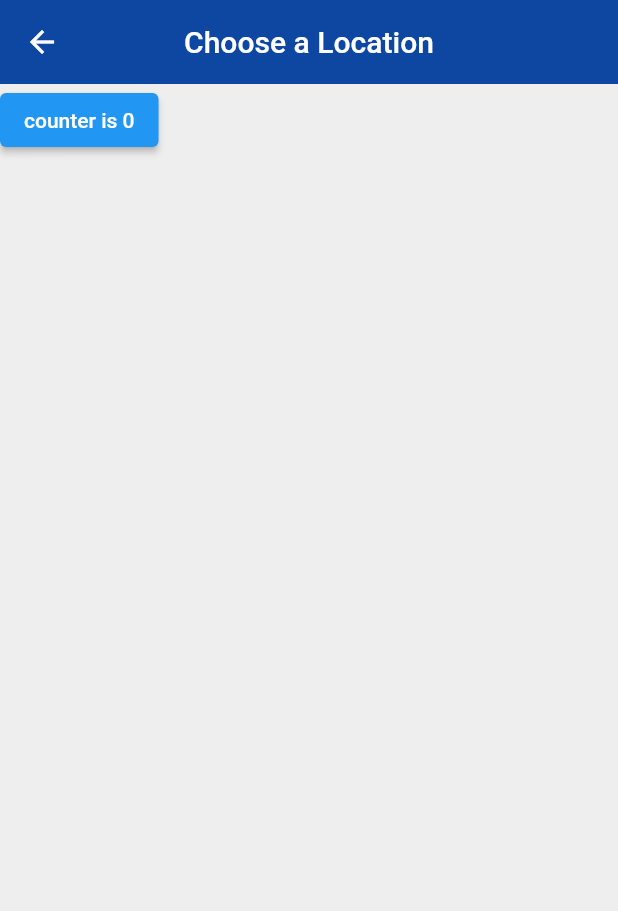
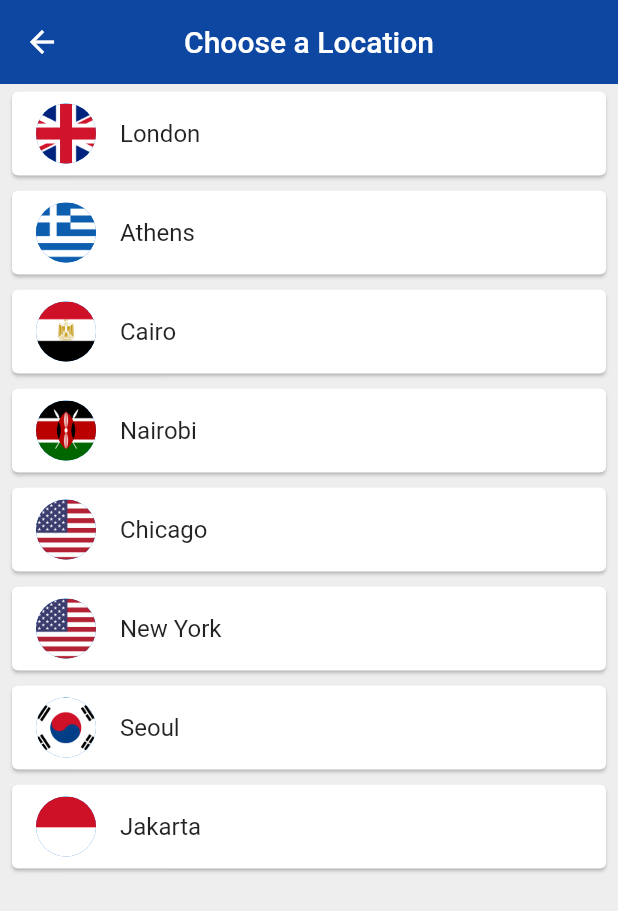
Before and after one commit to iampratapbabu/worldtimeapp, a Flutter app: the screen it shows after launch, after a tap on "Edit Location", on a phone screen of 412 x 824 dp. Shown: the top 911 px of the screen. Run offline on Flutter 3.47's test engine with Material 2 defaults, Android fonts, the phone set to English and light mode, and no system bars; our stand-ins replace flutter_spinkit; network calls fail.

Commit message:
final commit

```diff
--- a/lib/pages/choose_location.dart
+++ b/lib/pages/choose_location.dart
@@ -1,4 +1,5 @@
 import 'package:flutter/material.dart';
+import 'package:world_time/services/world_time.dart';
 
 class ChooseLocation extends StatefulWidget {
   const ChooseLocation({Key? key}) : super(key: key);
@@ -8,6 +9,16 @@ class ChooseLocation extends StatefulWidget {
 }
 
 class _ChooseLocationState extends State<ChooseLocation> {
+  List<WorldTime> locations = [
+    WorldTime(url: 'Europe/London', location: 'London', flag: 'uk.png'),
+    WorldTime(url: 'Europe/Berlin', location: 'Athens', flag: 'greece.png'),
+    WorldTime(url: 'Africa/Cairo', location: 'Cairo', flag: 'egypt.png'),
+    WorldTime(url: 'Africa/Nairobi', location: 'Nairobi', flag: 'kenya.png'),
+    WorldTime(url: 'America/Chicago', location: 'Chicago', flag: 'usa.png'),
+    WorldTime(url: 'America/New_York', location: 'New York', flag: 'usa.png'),
+    WorldTime(url: 'Asia/Seoul', location: 'Seoul', flag: 'south_korea.png'),
+    WorldTime(url: 'Asia/Jakarta', location: 'Jakarta', flag: 'indonesia.png'),
+  ];
 
   int count = 0;
 
@@ -20,33 +31,40 @@ class _ChooseLocationState extends State<ChooseLocation> {
     print("hello from init state");
   }
 
-  void getData1 () async{
+  void updateTime(index) async {
+    print('index got $index');
+    WorldTime instance = locations[index];
+    await instance.getDataFromApi();
+    Navigator.pop(context,{
+      'location':instance.location,
+      'flag':instance.flag,
+      'time':instance.time,
+      'isDayTime':instance.isDayTime,
+    });
+  }
 
+  void getData1() async {
     //ye async function banaye hain isme jab tk await wala complete
     //nhi hoga tb tk next line pr nhi jayega
-
-    String username  = await Future.delayed(Duration(seconds: 3),(){
+    String username = await Future.delayed(Duration(seconds: 3), () {
       print("This is the 3 second  messages await");
       return "Tej Pratap";
     });
-
-    Future.delayed(Duration(seconds: 2),(){
+    Future.delayed(Duration(seconds: 2), () {
       print("veg , musician and egg collection");
     });
-
     print("my name is $username");
   }
 
-  void getData(){
-
+  void getData() {
     //is function me jaise delay hai waise hi print kam krega
     //sbse pehle normal line print hoga then 2 second wala then 3 second wala
 
-    Future.delayed(Duration(seconds: 3),(){
+    Future.delayed(Duration(seconds: 3), () {
       print("This is the messages");
     });
 
-    Future.delayed(Duration(seconds: 2),(){
+    Future.delayed(Duration(seconds: 2), () {
       print("veg , musician and egg collection");
     });
 
@@ -64,14 +82,32 @@ class _ChooseLocationState extends State<ChooseLocation> {
           centerTitle: true,
           elevation: 0,
         ),
-      body:ElevatedButton(
-        onPressed: () {
-          setState(() {
-            count +=1;
-          });
+        // body:ElevatedButton(
+        //   onPressed: () {
+        //     setState(() {
+        //       count +=1;
+        //     });
+        //   },
+        //   child: Text('counter is $count'),
+        // ),
+        body: ListView.builder(
+            itemCount: locations.length,
+            itemBuilder: (context, index) {
+              return Padding(
+                padding:
+                    const EdgeInsets.symmetric(vertical: 1.0, horizontal: 4.0),
+                child: Card(
+                    child: ListTile(
+                  onTap: () {
+                    updateTime(index);
                   },
-        child: Text('counter is $count'),
+                  title: Text(locations[index].location),
+                  leading: CircleAvatar(
+                    backgroundImage:
+                        AssetImage('assests/${locations[index].flag}'),
                   ),
+                )),
               );
+            }));
   }
 }
--- a/lib/pages/home.dart
+++ b/lib/pages/home.dart
@@ -8,16 +8,17 @@ class Home extends StatefulWidget {
 }
 
 class _HomeState extends State<Home> {
-  dynamic myData;
   Map timeData = {};
   @override
   Widget build(BuildContext context) {
-    myData =  ModalRoute.of(context)?.settings.arguments;
-    print("data from another argument $myData");
-    timeData = myData;
+
+
+    timeData =  ModalRoute.of(context)!.settings.arguments as Map;
+    print("TIME DATA ${timeData.isNotEmpty}");
+
     String bgImage = timeData['isDayTime'] ? 'day.png' : 'night.png';
     Color? bgColor = timeData['isDayTime'] ? Colors.blue : Colors.indigo[700];
-    print("bgimage $bgImage");
+    //print("bgimage $bgImage");
 
     return Scaffold(
       backgroundColor: bgColor,
@@ -34,8 +35,18 @@ class _HomeState extends State<Home> {
               child: Column(
         children: [
               TextButton.icon(
-                onPressed: () {
-                  Navigator.pushNamed(context, '/location');
+                onPressed: () async {
+                  dynamic result = await Navigator.pushNamed(context, '/location');
+                  print("result got $result");
+                  setState(() {
+                    timeData={
+                      'time': result['time'],
+                      'location': result['location'],
+                      'isDayTime': result['DayTime'],
+                      'flag': result['flag'],
+                    };
+
+                  });
                 },
                 icon: Icon(Icons.edit_location),
                 label: Text("Edit Location"),
```
Also changed, not shown: assests/egypt.png (added), assests/germany.png (added), assests/greece.png (added), assests/indonesia.png (added), assests/kenya.png (added), assests/south_korea.png (added), assests/uk.png (added), assests/usa.png (added). Lines whose indentation alone changed are shown as unchanged.
